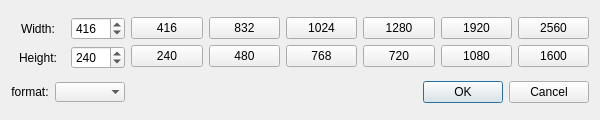
First picture: the form in longmanApp/src/appGUI/yuvParamSet.ui, repository QtLab/lmApp, before the edit.
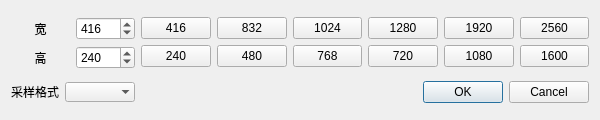
Second picture: the form after the edit.

Diff of the .ui file:
```diff
--- a/longmanApp/src/appGUI/yuvParamSet.ui
+++ b/longmanApp/src/appGUI/yuvParamSet.ui
@@ -36,7 +36,7 @@
        <item>
         <widget class="QLabel" name="label">
          <property name="text">
-          <string>Width:</string>
+          <string>宽</string>
          </property>
          <property name="alignment">
           <set>Qt::AlignCenter</set>
@@ -46,7 +46,7 @@
        <item>
         <widget class="QLabel" name="label_2">
          <property name="text">
-          <string>Height:</string>
+          <string>高</string>
          </property>
          <property name="alignment">
           <set>Qt::AlignCenter</set>
@@ -202,7 +202,7 @@
      <item>
       <widget class="QLabel" name="label_3">
        <property name="text">
-        <string>format:</string>
+        <string>采样格式</string>
        </property>
        <property name="alignment">
         <set>Qt::AlignCenter</set>
```
